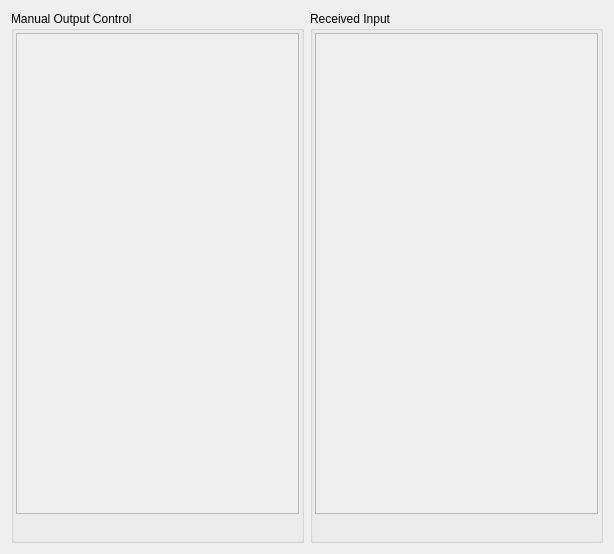
Above: src/modules/firmata-userctl/firmatactldialog.ui from syntalos/syntalos before the change. Below: the same form after it.
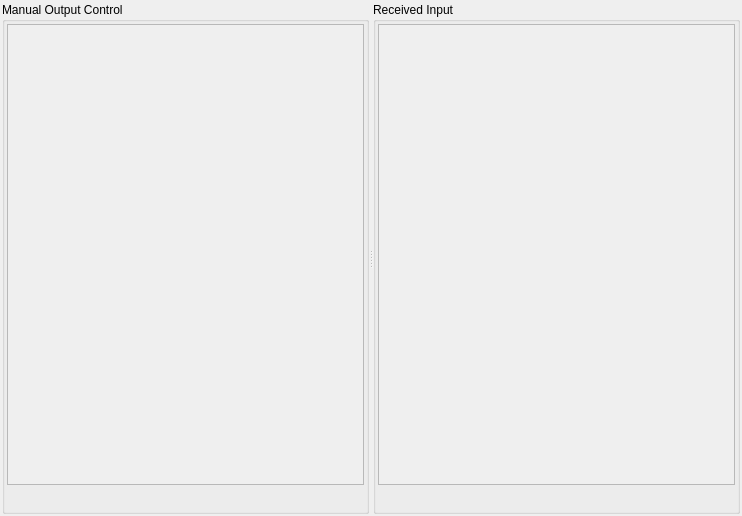
That is the form after the change. Icons and pictures are not drawn.

Commit message: firmata: Implement new module for a manual control panel

```diff
--- a/src/modules/firmata-userctl/firmatactldialog.ui
+++ b/src/modules/firmata-userctl/firmatactldialog.ui
@@ -6,15 +6,34 @@
    <rect>
     <x>0</x>
     <y>0</y>
-    <width>614</width>
-    <height>554</height>
+    <width>742</width>
+    <height>516</height>
    </rect>
   </property>
   <property name="windowTitle">
    <string>Dialog</string>
   </property>
   <layout class="QHBoxLayout" name="horizontalLayout">
+   <property name="spacing">
+    <number>0</number>
+   </property>
+   <property name="leftMargin">
+    <number>2</number>
+   </property>
+   <property name="topMargin">
+    <number>2</number>
+   </property>
+   <property name="rightMargin">
+    <number>2</number>
+   </property>
+   <property name="bottomMargin">
+    <number>2</number>
+   </property>
    <item>
+    <widget class="QSplitter" name="splitter">
+     <property name="orientation">
+      <enum>Qt::Horizontal</enum>
+     </property>
     <widget class="QGroupBox" name="groupBox">
      <property name="title">
       <string>Manual Output Control</string>
@@ -45,8 +64,8 @@
           <rect>
            <x>0</x>
            <y>0</y>
-           <width>286</width>
-           <height>471</height>
+            <width>357</width>
+            <height>441</height>
           </rect>
          </property>
          <layout class="QVBoxLayout" name="verticalLayout">
@@ -89,8 +108,6 @@
       </item>
      </layout>
     </widget>
-   </item>
-   <item>
     <widget class="QGroupBox" name="groupBox_2">
      <property name="title">
       <string>Received Input</string>
@@ -121,8 +138,8 @@
           <rect>
            <x>0</x>
            <y>0</y>
-           <width>286</width>
-           <height>471</height>
+            <width>356</width>
+            <height>441</height>
           </rect>
          </property>
          <layout class="QVBoxLayout" name="verticalLayout_4">
@@ -164,6 +181,7 @@
        </widget>
       </item>
      </layout>
+     </widget>
     </widget>
    </item>
   </layout>
```
Left out of the diff: 2 changed lines with no effect on the pictures. Lines whose indentation alone changed are shown as unchanged. The commit also changes 6 other files.
